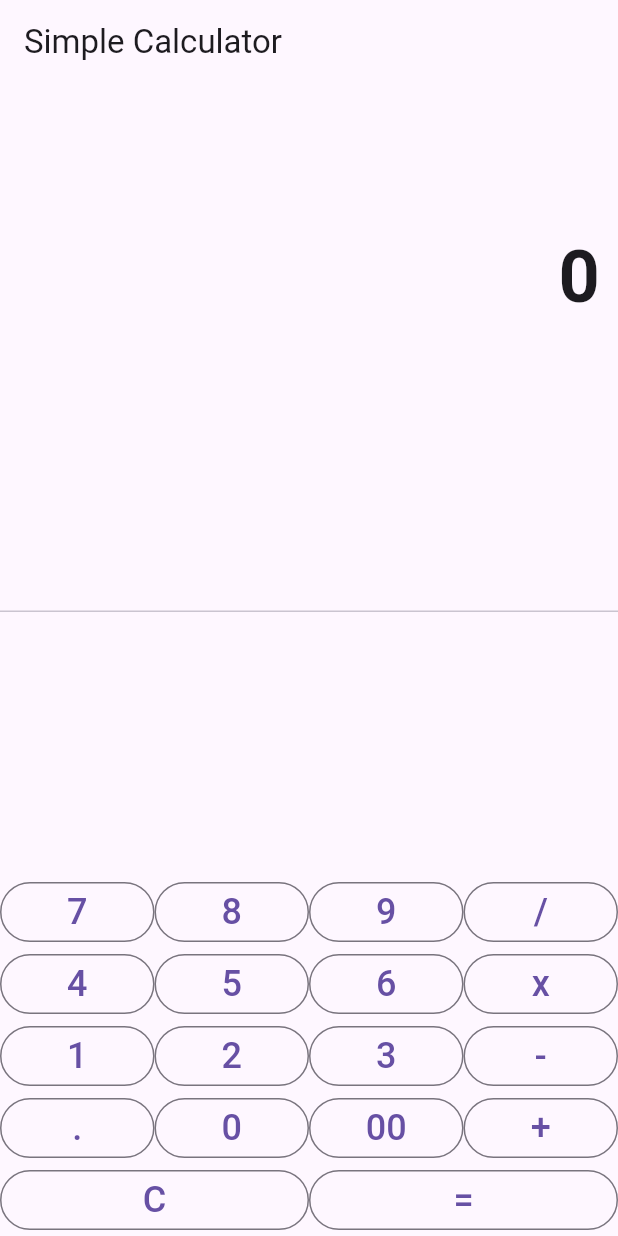
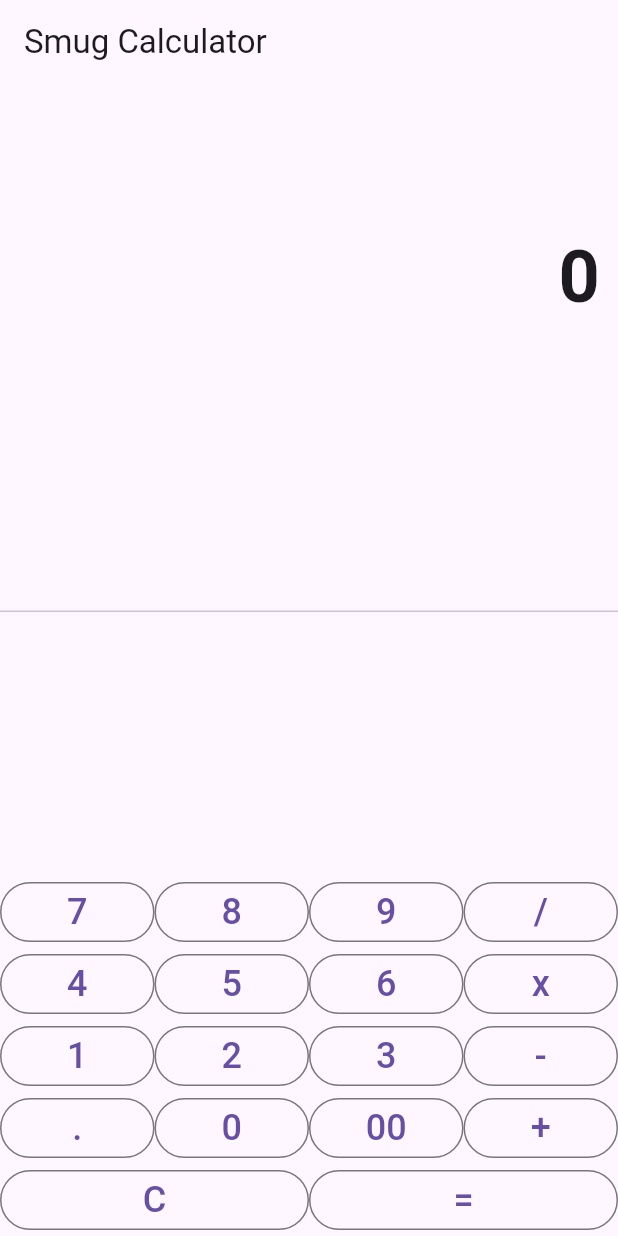
Before and after one commit to Onwell/Calculator-APK-flutter, a Flutter app: the screen it shows after launch, on a phone screen of 412 x 824 dp. Run offline on Flutter 3.47's test engine with Material 3 defaults, Android fonts, the phone set to English and light mode, and no system bars.

Commit message:
change name

```diff
--- a/lib/main.dart
+++ b/lib/main.dart
@@ -8,7 +8,7 @@ class SimpleCalculatorApp extends StatelessWidget {
   @override
   Widget build(BuildContext context) {
     return MaterialApp(
-      title: 'Simple Calculator',
+      title: 'Smug Calculator',
       theme: ThemeData(
         primarySwatch: Colors.blue,
       ),
@@ -106,7 +106,7 @@ class _CalculatorScreenState extends State<CalculatorScreen> {
   Widget build(BuildContext context) {
     return Scaffold(
       appBar: AppBar(
-        title: Text('Simple Calculator'),
+        title: Text('Smug Calculator'),
       ),
       body: Column(
         children: <Widget>[
```
